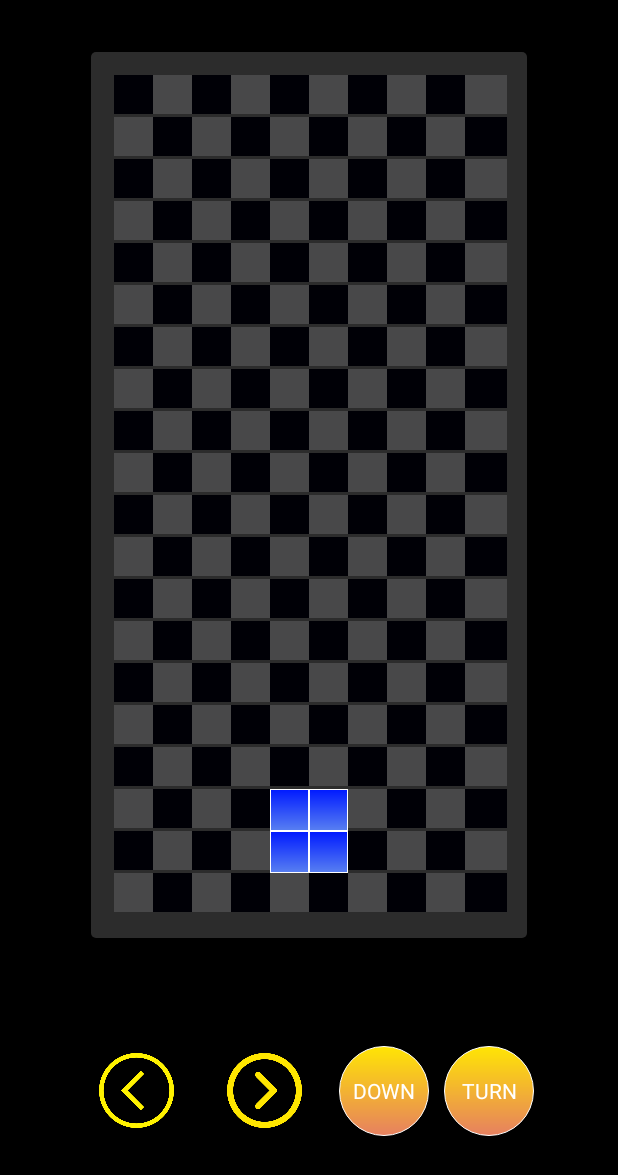
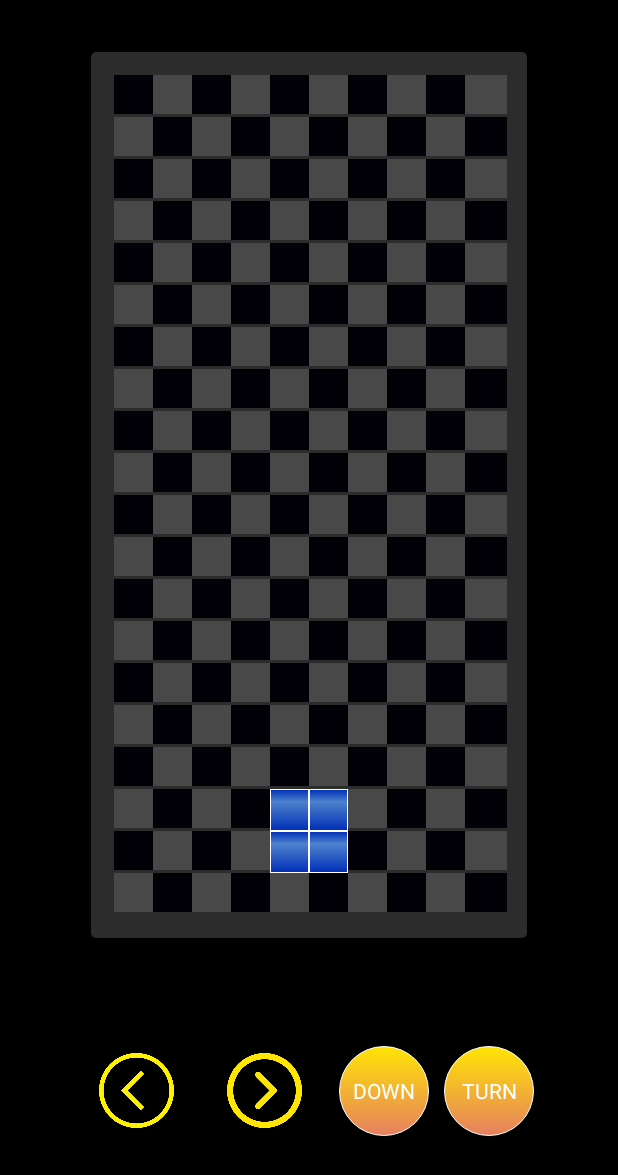
Before and after one commit to MichaelLin-TPE/Tetris, an Android app: the screen it shows after launch (MainActivity), on a phone screen of 412 x 824 dp. Shown: the top 1175 px of the screen. Run offline under Robolectric (Android 15) with nearby library versions, the phone set to English and light mode, and no system bars.

Commit message:
優化方塊

```diff
--- a/app/src/main/res/drawable/cube_l_bg1.xml
+++ b/app/src/main/res/drawable/cube_l_bg1.xml
@@ -1,11 +1,36 @@
-<?xml version="1.0" encoding="utf-8"?>
 <shape xmlns:android="http://schemas.android.com/apk/res/android"
-    android:shape="rectangle" >
+    android:shape="rectangle">
 
-    <gradient android:startColor="#56EC5E"
-        android:endColor="#A6EC9E"
-        android:angle="75"
-        android:gradientRadius="50dp"/>
-    <stroke android:width="0.1dp" android:color="@color/white"/>
+    <solid android:color="#000000" />
 
+    <stroke android:width="0.5dp"
+        android:color="@color/white"/>
+
+    <gradient
+        android:startColor="#66CCCC"
+        android:centerColor="#99CCCC"
+        android:centerY="0.3"
+        android:endColor="#66CCCC"
+        android:angle="270"/>
+
+    <gradient
+        android:startColor="#66CCCC"
+        android:centerColor="#99CCCC"
+        android:centerY="0.7"
+        android:endColor="#66CCCC"
+        android:angle="270"/>
+
+    <gradient
+        android:startColor="#009999"
+        android:centerColor="#00CCCC"
+        android:centerY="0.3"
+        android:endColor="#009999"
+        android:angle="90"/>
+
+    <gradient
+        android:startColor="#009999"
+        android:centerColor="#00CCCC"
+        android:centerY="0.7"
+        android:endColor="#009999"
+        android:angle="90"/>
 </shape>
--- a/app/src/main/res/drawable/cube_l_bg2.xml
+++ b/app/src/main/res/drawable/cube_l_bg2.xml
@@ -1,11 +1,36 @@
-<?xml version="1.0" encoding="utf-8"?>
 <shape xmlns:android="http://schemas.android.com/apk/res/android"
-    android:shape="rectangle" >
+    android:shape="rectangle">
 
-    <gradient android:startColor="#DA00FF"
-        android:endColor="#E67CF8"
-        android:angle="75"
-        android:gradientRadius="50dp"/>
-    <stroke android:width="0.1dp" android:color="@color/white"/>
+    <solid android:color="#000000" />
 
+    <stroke android:width="0.5dp"
+        android:color="@color/white"/>
+
+    <gradient
+        android:startColor="#BA55D3"
+        android:centerColor="#DDA0DD"
+        android:centerY="0.3"
+        android:endColor="#BA55D3"
+        android:angle="270"/>
+
+    <gradient
+        android:startColor="#BA55D3"
+        android:centerColor="#DDA0DD"
+        android:centerY="0.7"
+        android:endColor="#BA55D3"
+        android:angle="270"/>
+
+    <gradient
+        android:startColor="#993399"
+        android:centerColor="#8B008B"
+        android:centerY="0.3"
+        android:endColor="#993399"
+        android:angle="90"/>
+
+    <gradient
+        android:startColor="#993399"
+        android:centerColor="#8B008B"
+        android:centerY="0.7"
+        android:endColor="#993399"
+        android:angle="90"/>
 </shape>
--- a/app/src/main/res/drawable/cube_long_bg.xml
+++ b/app/src/main/res/drawable/cube_long_bg.xml
@@ -1,11 +1,37 @@
-<?xml version="1.0" encoding="utf-8"?>
 <shape xmlns:android="http://schemas.android.com/apk/res/android"
-    android:shape="rectangle" >
+    android:shape="rectangle">
 
-    <gradient android:startColor="#E91E1E"
-        android:endColor="#E63A90"
-        android:angle="75"
-        android:gradientRadius="50dp"/>
-    <stroke android:width="0.1dp" android:color="@color/white"/>
+    <solid android:color="#000000" />
+
+    <stroke android:width="0.5dp"
+        android:color="@color/white"/>
+
+    <gradient
+        android:startColor="#FF0000"
+        android:centerColor="#FF8080"
+        android:centerY="0.3"
+        android:endColor="#FF0000"
+        android:angle="270"/>
+
+    <gradient
+        android:startColor="#FF0000"
+        android:centerColor="#FF8080"
+        android:centerY="0.7"
+        android:endColor="#FF0000"
+        android:angle="270"/>
+
+    <gradient
+        android:startColor="#B20000"
+        android:centerColor="#FF3333"
+        android:centerY="0.3"
+        android:endColor="#B20000"
+        android:angle="90"/>
+
+    <gradient
+        android:startColor="#B20000"
+        android:centerColor="#FF3333"
+        android:centerY="0.7"
+        android:endColor="#B20000"
+        android:angle="90"/>
 
 </shape>
--- a/app/src/main/res/drawable/cube_square_bg1.xml
+++ b/app/src/main/res/drawable/cube_square_bg1.xml
@@ -1,11 +1,36 @@
-<?xml version="1.0" encoding="utf-8"?>
 <shape xmlns:android="http://schemas.android.com/apk/res/android"
-    android:shape="rectangle" >
+    android:shape="rectangle">
 
-    <gradient android:startColor="#001AFF"
-        android:endColor="#587FF1"
-        android:angle="75"
-        android:gradientRadius="50dp"/>
-    <stroke android:width="0.1dp" android:color="@color/white"/>
+    <solid android:color="#000000" />
+
+    <stroke android:width="0.5dp"
+        android:color="@color/white"/>
+    <gradient
+        android:startColor="#0080FF"
+        android:centerColor="#80BFFF"
+        android:centerY="0.3"
+        android:endColor="#0080FF"
+        android:angle="270"/>
+
+    <gradient
+        android:startColor="#0080FF"
+        android:centerColor="#80BFFF"
+        android:centerY="0.7"
+        android:endColor="#0080FF"
+        android:angle="270"/>
+
+    <gradient
+        android:startColor="#002EB8"
+        android:centerColor="#4D82CC"
+        android:centerY="0.3"
+        android:endColor="#002EB8"
+        android:angle="90"/>
+
+    <gradient
+        android:startColor="#002EB8"
+        android:centerColor="#4D82CC"
+        android:centerY="0.7"
+        android:endColor="#002EB8"
+        android:angle="90"/>
 
 </shape>
--- a/app/src/main/res/drawable/cube_t_bg.xml
+++ b/app/src/main/res/drawable/cube_t_bg.xml
@@ -1,11 +1,37 @@
-<?xml version="1.0" encoding="utf-8"?>
 <shape xmlns:android="http://schemas.android.com/apk/res/android"
-    android:shape="rectangle" >
+    android:shape="rectangle">
 
-    <gradient android:startColor="#FF5722"
-        android:endColor="#F4815C"
-        android:angle="75"
-        android:gradientRadius="50dp"/>
-    <stroke android:width="0.1dp" android:color="@color/white"/>
+    <solid android:color="#000000" />
+
+    <stroke android:width="0.5dp"
+        android:color="@color/white"/>
+
+    <gradient
+        android:startColor="#FF8000"
+        android:centerColor="#FFBF80"
+        android:centerY="0.3"
+        android:endColor="#FF8000"
+        android:angle="270"/>
+
+    <gradient
+        android:startColor="#FF8000"
+        android:centerColor="#FFBF80"
+        android:centerY="0.7"
+        android:endColor="#FF8000"
+        android:angle="270"/>
+
+    <gradient
+        android:startColor="#B85C00"
+        android:centerColor="#FF9933"
+        android:centerY="0.3"
+        android:endColor="#B85C00"
+        android:angle="90"/>
+
+    <gradient
+        android:startColor="#B85C00"
+        android:centerColor="#FF9933"
+        android:centerY="0.7"
+        android:endColor="#B85C00"
+        android:angle="90"/>
 
 </shape>
--- a/app/src/main/res/drawable/cube_z2_bg.xml
+++ b/app/src/main/res/drawable/cube_z2_bg.xml
@@ -1,11 +1,38 @@
-<?xml version="1.0" encoding="utf-8"?>
 <shape xmlns:android="http://schemas.android.com/apk/res/android"
-    android:shape="rectangle" >
+    android:shape="rectangle">
 
-    <gradient android:startColor="#01F3DC"
-        android:endColor="#79EADF"
-        android:angle="75"
-        android:gradientRadius="50dp"/>
-    <stroke android:width="0.1dp" android:color="@color/white"/>
+    <solid android:color="#000000" />
+
+
+    <stroke android:width="0.5dp"
+        android:color="@color/white"/>
+
+    <gradient
+        android:startColor="#008000"
+        android:centerColor="#00FF00"
+        android:centerY="0.3"
+        android:endColor="#008000"
+        android:angle="270"/>
+
+    <gradient
+        android:startColor="#008000"
+        android:centerColor="#00FF00"
+        android:centerY="0.7"
+        android:endColor="#008000"
+        android:angle="270"/>
+
+    <gradient
+        android:startColor="#003300"
+        android:centerColor="#006600"
+        android:centerY="0.3"
+        android:endColor="#003300"
+        android:angle="90"/>
+
+    <gradient
+        android:startColor="#003300"
+        android:centerColor="#006600"
+        android:centerY="0.7"
+        android:endColor="#003300"
+        android:angle="90"/>
 
 </shape>
--- a/app/src/main/res/drawable/cube_z_bg.xml
+++ b/app/src/main/res/drawable/cube_z_bg.xml
@@ -1,11 +1,38 @@
-<?xml version="1.0" encoding="utf-8"?>
 <shape xmlns:android="http://schemas.android.com/apk/res/android"
-    android:shape="rectangle" >
+    android:shape="rectangle">
 
-    <gradient android:startColor="#F6DD00"
-        android:endColor="#ECE07A"
-        android:angle="75"
-        android:gradientRadius="50dp"/>
-    <stroke android:width="0.1dp" android:color="@color/white"/>
+    <solid android:color="#000000" />
+
+
+    <stroke android:width="0.5dp"
+        android:color="@color/white"/>
+
+    <gradient
+        android:startColor="#FFA500"
+        android:centerColor="#FFFF99"
+        android:centerY="0.3"
+        android:endColor="#FFA500"
+        android:angle="270"/>
+
+    <gradient
+        android:startColor="#FFA500"
+        android:centerColor="#FFFF99"
+        android:centerY="0.7"
+        android:endColor="#FFA500"
+        android:angle="270"/>
+
+    <gradient
+        android:startColor="#996515"
+        android:centerColor="#FFA500"
+        android:centerY="0.3"
+        android:endColor="#996515"
+        android:angle="90"/>
+
+    <gradient
+        android:startColor="#996515"
+        android:centerColor="#FFA500"
+        android:centerY="0.7"
+        android:endColor="#996515"
+        android:angle="90"/>
 
 </shape>
--- /dev/null
+++ b/app/src/main/res/drawable/test_square.xml
@@ -0,0 +1,35 @@
+<?xml version="1.0" encoding="utf-8"?>
+<shape xmlns:android="http://schemas.android.com/apk/res/android"
+    android:shape="rectangle">
+    <solid android:color="#000000" />
+
+    <corners android:radius="15dp" />
+
+    <gradient
+        android:startColor="#CCCCCC"
+        android:centerColor="#DDDDDD"
+        android:centerY="0.3"
+        android:endColor="#CCCCCC"
+        android:angle="270"/>
+
+    <gradient
+        android:startColor="#CCCCCC"
+        android:centerColor="#DDDDDD"
+        android:centerY="0.7"
+        android:endColor="#CCCCCC"
+        android:angle="270"/>
+
+    <gradient
+        android:startColor="#555555"
+        android:centerColor="#999999"
+        android:centerY="0.3"
+        android:endColor="#555555"
+        android:angle="90"/>
+
+    <gradient
+        android:startColor="#555555"
+        android:centerColor="#999999"
+        android:centerY="0.7"
+        android:endColor="#555555"
+        android:angle="90"/>
+</shape>
```
Also changed, not shown: app/src/main/java/com/game/tetris/tool/CubeTool.java (+4 -6 lines).
